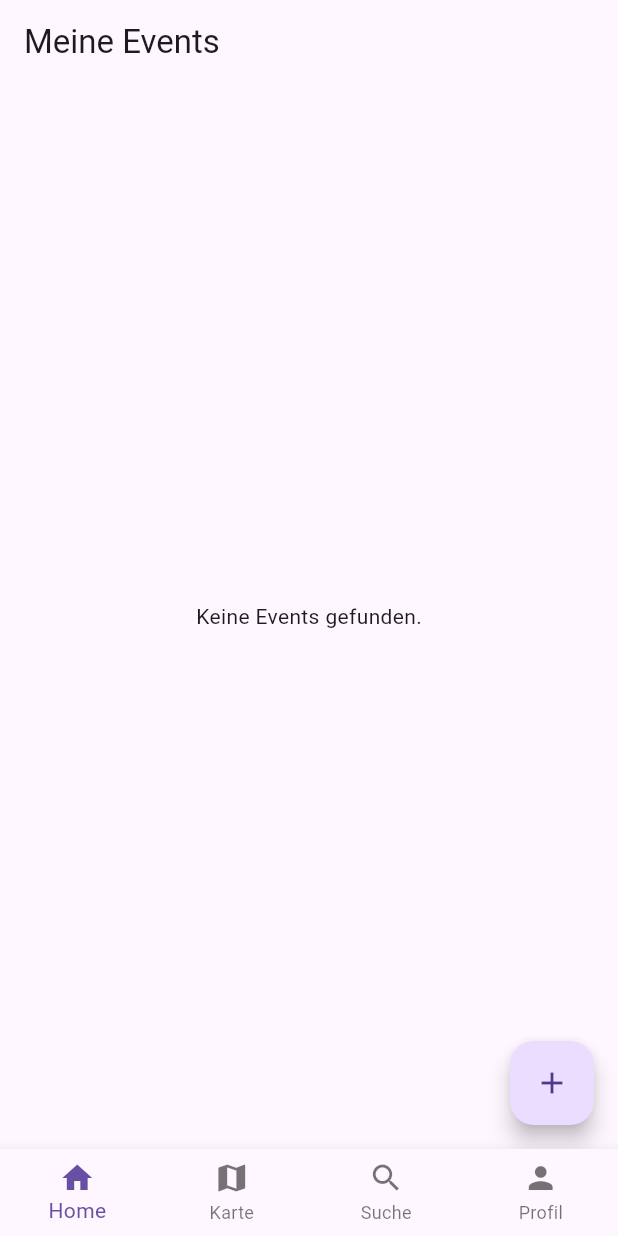
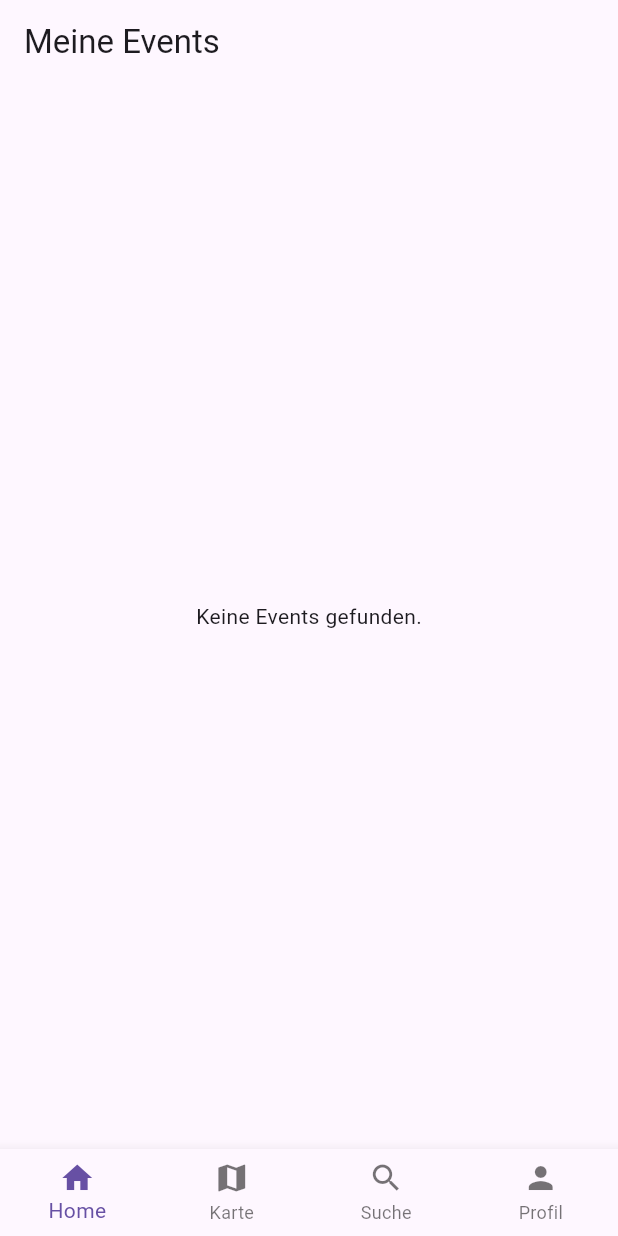
Before and after one commit to FabianRolfMatthiasNoll/EventRadar, a Flutter app: the screen it shows after launch, on a phone screen of 412 x 824 dp. Run offline on Flutter 3.47's test engine with Material 3 defaults, Android fonts, the phone set to English and light mode, and no system bars; our stand-ins replace cloud_firestore, cloud_functions, firebase_auth, firebase_core, firebase_storage, flutter_dotenv and 5 more; missing offline and left inert: firebase_app_check; accounts and stored records are empty.

Commit message:
feat: add event button not existent for logged out users

```diff
--- a/event_radar/lib/views/event_list_screen.dart
+++ b/event_radar/lib/views/event_list_screen.dart
@@ -1,9 +1,11 @@
+import 'package:firebase_auth/firebase_auth.dart';
 import 'package:flutter/material.dart';
 import 'package:go_router/go_router.dart';
 import 'package:provider/provider.dart';
+
 import '../core/models/event.dart';
+import '../core/providers/location_provider.dart';
 import '../core/viewmodels/event_list_viewmodel.dart';
-import '../core/providers/location_provider.dart';
 import '../widgets/event_tile.dart';
 import '../widgets/main_scaffold.dart';
 
@@ -16,22 +18,26 @@ class EventListScreen extends StatelessWidget {
     final userPosition = locationProvider.currentPosition;
 
     if (userPosition == null) {
-      return const Scaffold(
-        body: Center(child: CircularProgressIndicator()),
-      );
+      return const Scaffold(body: Center(child: CircularProgressIndicator()));
     }
 
     return MainScaffold(
       title: 'Meine Events',
-      floatingActionButton: FloatingActionButton(
-        onPressed: () {
-          context.go('/event-list/create-event');
-        },
-        child: const Icon(Icons.add),
-      ),
+      floatingActionButton:
+          FirebaseAuth.instance.currentUser != null
+              ? FloatingActionButton(
+                onPressed: () {
+                  context.go('/event-list/create-event');
+                },
+                child: const Icon(Icons.add),
+              )
+              : null,
       body: StreamBuilder<List<Event>>(
         stream:
-        Provider.of<EventListViewModel>(context, listen: false).userEventsStream,
+            Provider.of<EventListViewModel>(
+              context,
+              listen: false,
+            ).userEventsStream,
         builder: (context, snapshot) {
           if (snapshot.connectionState == ConnectionState.waiting) {
             return const Center(child: CircularProgressIndicator());
```
